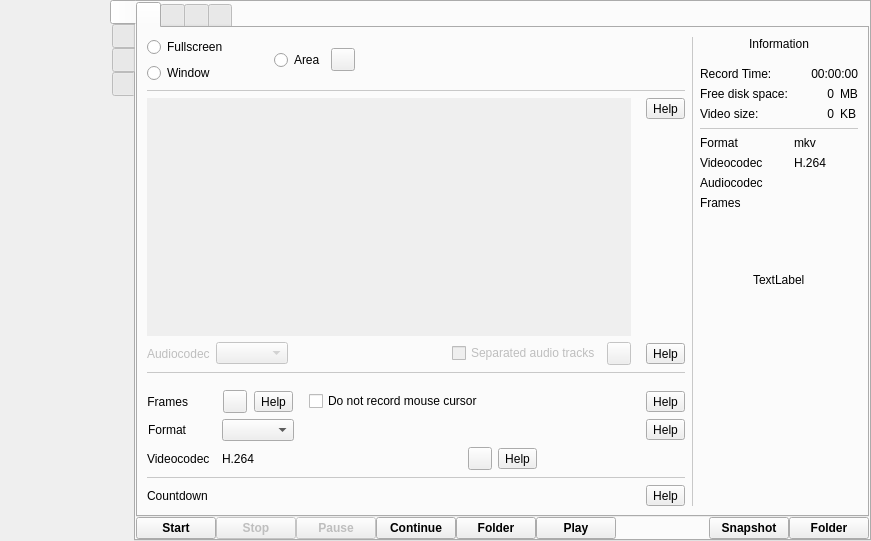
vkohaupt/vokoscreenNG, file src/wayland/formMainWindow_wl.ui: the form before one commit.
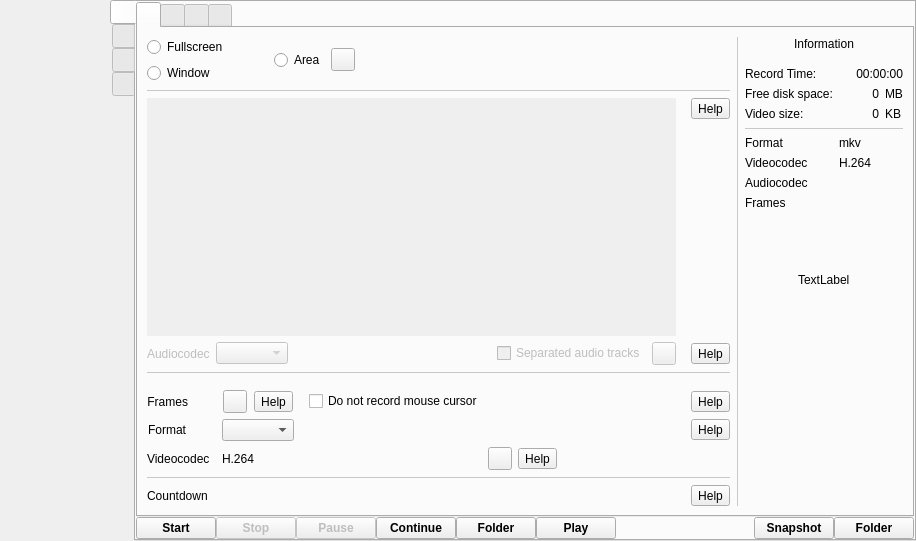
The form after the commit. The open tabs and pages were chosen to show the change. Icons and pictures are not drawn.

Commit message: Wayland: Player

Patch:
```diff
--- a/src/wayland/formMainWindow_wl.ui
+++ b/src/wayland/formMainWindow_wl.ui
@@ -6,7 +6,7 @@
    <rect>
     <x>0</x>
     <y>0</y>
-    <width>871</width>
+    <width>916</width>
     <height>541</height>
    </rect>
   </property>
@@ -426,7 +426,7 @@
                          <rect>
                           <x>0</x>
                           <y>0</y>
-                          <width>422</width>
+                          <width>467</width>
                           <height>90</height>
                          </rect>
                         </property>
```
Left out of the diff: 4 changed lines with no effect on the pictures. The commit also changes 2 other files.
